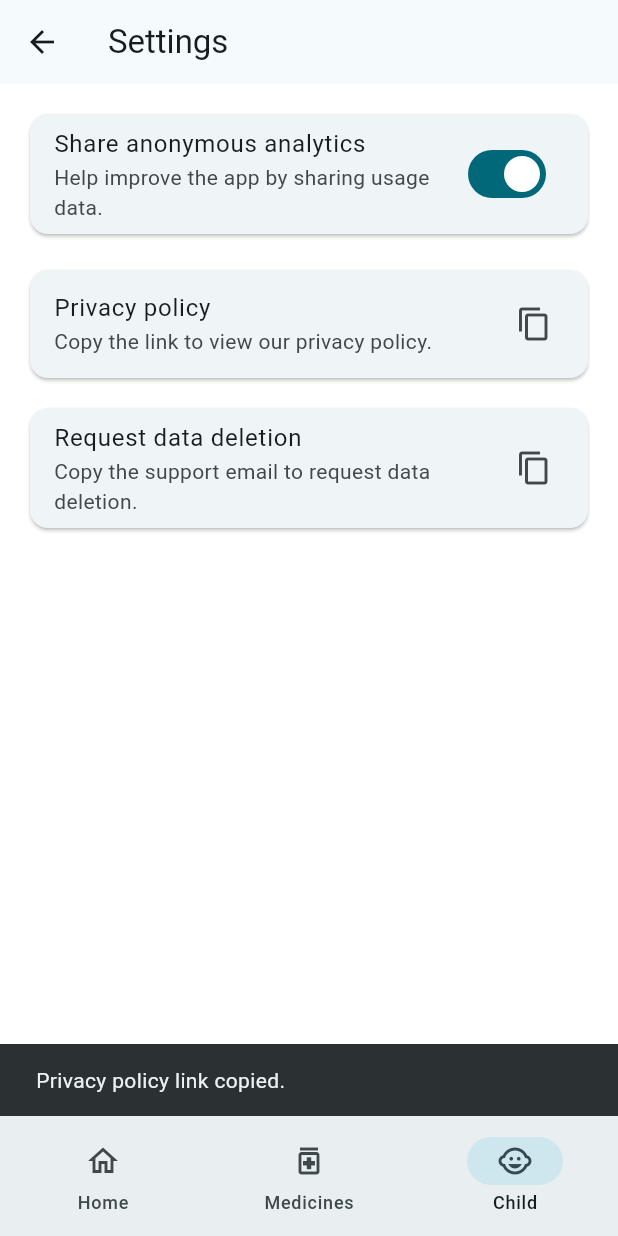
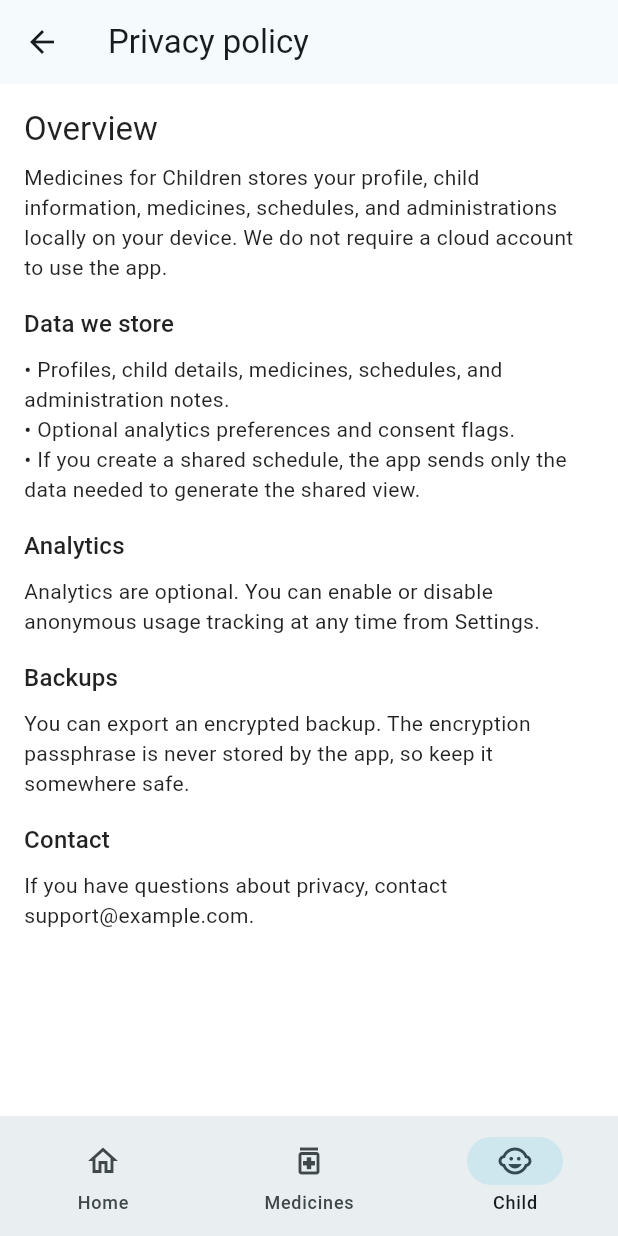
Before and after one commit to rcpch/medicines-for-children-flutter, a Flutter app: the SettingsPage screen opened by its route, after a tap on "Privacy policy", on a phone screen of 412 x 824 dp. Run offline on Flutter 3.47's test engine with Material 3 defaults, Android fonts, the phone set to English and light mode, and no system bars; our stand-ins replace dio, flutter_dotenv, flutter_local_notifications, flutter_riverpod, freezed_annotation, go_router and 4 more; missing offline and left inert: cryptography, dart:html, file_selector; accounts and stored records are empty.

Commit message:
Add in-app privacy policy and data deletion pages

```diff
--- /dev/null
+++ b/lib/features/settings/presentation/data_deletion_page.dart
@@ -0,0 +1,41 @@
+import 'package:flutter/material.dart';
+
+class DataDeletionPage extends StatelessWidget {
+  const DataDeletionPage({super.key});
+
+  @override
+  Widget build(BuildContext context) {
+    final theme = Theme.of(context);
+    return Scaffold(
+      appBar: AppBar(title: const Text('Request data deletion')),
+      body: SafeArea(
+        child: ListView(
+          padding: const EdgeInsets.all(16),
+          children: [
+            Text('How to request deletion', style: theme.textTheme.titleLarge),
+            const SizedBox(height: 8),
+            const Text(
+              'Medicines for Children stores your data locally on your device. '
+              'You can remove all local data by deleting the app or clearing '
+              'storage from your device settings.',
+            ),
+            const SizedBox(height: 16),
+            Text('Shared schedule data', style: theme.textTheme.titleMedium),
+            const SizedBox(height: 8),
+            const Text(
+              'If you have created shared schedules, you can request deletion '
+              'of shared schedule records by contacting support.',
+            ),
+            const SizedBox(height: 16),
+            Text('Contact', style: theme.textTheme.titleMedium),
+            const SizedBox(height: 8),
+            const Text(
+              'Email support@example.com with the subject “Data deletion request”. '
+              'Include the primary carer email used for sharing if applicable.',
+            ),
+          ],
+        ),
+      ),
+    );
+  }
+}
--- /dev/null
+++ b/lib/features/settings/presentation/privacy_policy_page.dart
@@ -0,0 +1,56 @@
+import 'package:flutter/material.dart';
+
+class PrivacyPolicyPage extends StatelessWidget {
+  const PrivacyPolicyPage({super.key});
+
+  @override
+  Widget build(BuildContext context) {
+    final theme = Theme.of(context);
+    return Scaffold(
+      appBar: AppBar(title: const Text('Privacy policy')),
+      body: SafeArea(
+        child: ListView(
+          padding: const EdgeInsets.all(16),
+          children: [
+            Text('Overview', style: theme.textTheme.titleLarge),
+            const SizedBox(height: 8),
+            const Text(
+              'Medicines for Children stores your profile, child information, '
+              'medicines, schedules, and administrations locally on your device. '
+              'We do not require a cloud account to use the app.',
+            ),
+            const SizedBox(height: 16),
+            Text('Data we store', style: theme.textTheme.titleMedium),
+            const SizedBox(height: 8),
+            const Text(
+              '• Profiles, child details, medicines, schedules, and administration notes.\n'
+              '• Optional analytics preferences and consent flags.\n'
+              '• If you create a shared schedule, the app sends only the data '
+              'needed to generate the shared view.',
+            ),
+            const SizedBox(height: 16),
+            Text('Analytics', style: theme.textTheme.titleMedium),
+            const SizedBox(height: 8),
+            const Text(
+              'Analytics are optional. You can enable or disable anonymous usage '
+              'tracking at any time from Settings.',
+            ),
+            const SizedBox(height: 16),
+            Text('Backups', style: theme.textTheme.titleMedium),
+            const SizedBox(height: 8),
+            const Text(
+              'You can export an encrypted backup. The encryption passphrase is '
+              'never stored by the app, so keep it somewhere safe.',
+            ),
+            const SizedBox(height: 16),
+            Text('Contact', style: theme.textTheme.titleMedium),
+            const SizedBox(height: 8),
+            const Text(
+              'If you have questions about privacy, contact support@example.com.',
+            ),
+          ],
+        ),
+      ),
+    );
+  }
+}
--- a/lib/features/settings/presentation/settings_page.dart
+++ b/lib/features/settings/presentation/settings_page.dart
@@ -1,13 +1,11 @@
 import 'package:flutter/material.dart';
-import 'package:flutter/services.dart';
 import 'package:flutter_riverpod/flutter_riverpod.dart';
 import 'package:medicines_for_children_flutter/core/settings/settings_controller.dart';
+import 'package:medicines_for_children_flutter/features/settings/presentation/data_deletion_page.dart';
+import 'package:medicines_for_children_flutter/features/settings/presentation/privacy_policy_page.dart';
 
 class SettingsPage extends ConsumerWidget {
   const SettingsPage({super.key});
-
-  static const _privacyPolicyUrl = 'https://example.com/privacy';
-  static const _dataDeletionEmail = 'support@example.com';
 
   @override
   Widget build(BuildContext context, WidgetRef ref) {
@@ -32,18 +30,26 @@ class SettingsPage extends ConsumerWidget {
             Card(
               child: ListTile(
                 title: const Text('Privacy policy'),
-                subtitle: const Text('Copy the link to view our privacy policy.'),
-                trailing: const Icon(Icons.copy_outlined),
-                onTap: () => _copyToClipboard(context, _privacyPolicyUrl, 'Privacy policy link copied.'),
+                subtitle: const Text('Read how we handle your data.'),
+                trailing: const Icon(Icons.chevron_right),
+                onTap: () => Navigator.of(context).push(
+                  MaterialPageRoute<void>(
+                    builder: (_) => const PrivacyPolicyPage(),
+                  ),
+                ),
               ),
             ),
             const SizedBox(height: 12),
             Card(
               child: ListTile(
                 title: const Text('Request data deletion'),
-                subtitle: const Text('Copy the support email to request data deletion.'),
-                trailing: const Icon(Icons.copy_outlined),
-                onTap: () => _copyToClipboard(context, _dataDeletionEmail, 'Support email copied.'),
+                subtitle: const Text('Learn how to request data deletion.'),
+                trailing: const Icon(Icons.chevron_right),
+                onTap: () => Navigator.of(context).push(
+                  MaterialPageRoute<void>(
+                    builder: (_) => const DataDeletionPage(),
+                  ),
+                ),
               ),
             ),
           ],
@@ -51,12 +57,4 @@ class SettingsPage extends ConsumerWidget {
       ),
     );
   }
-
-  Future<void> _copyToClipboard(BuildContext context, String text, String message) async {
-    await Clipboard.setData(ClipboardData(text: text));
-    if (!context.mounted) {
-      return;
-    }
-    ScaffoldMessenger.of(context).showSnackBar(SnackBar(content: Text(message)));
-  }
 }
```
Also changed, not shown: 1 other file.
